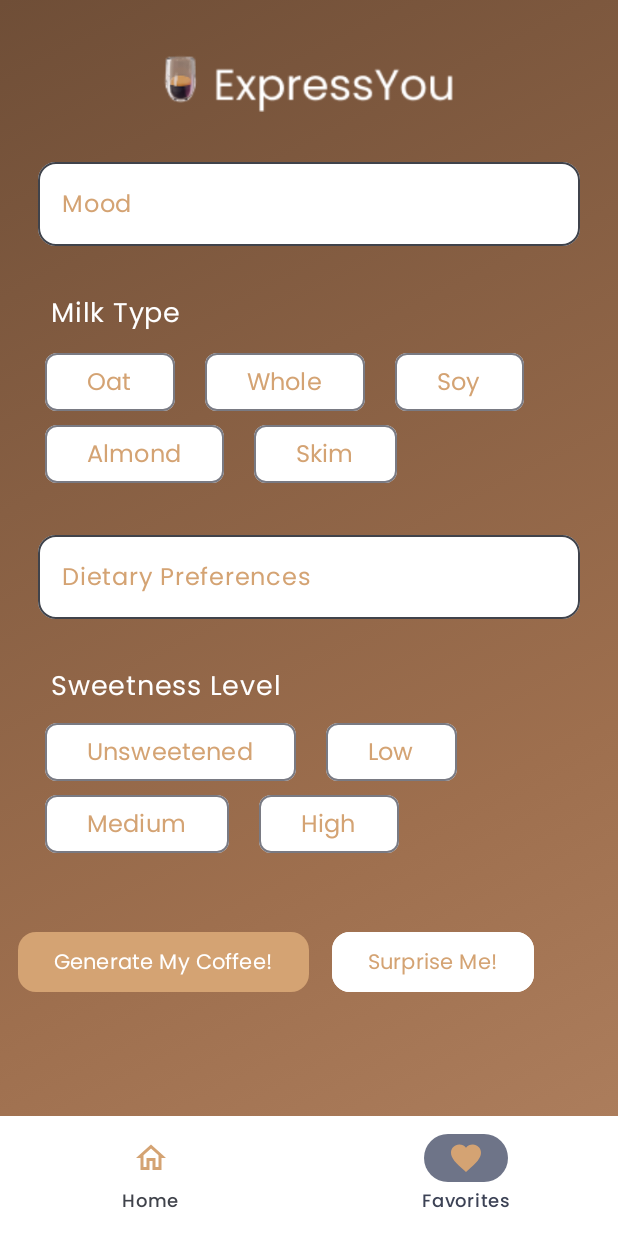
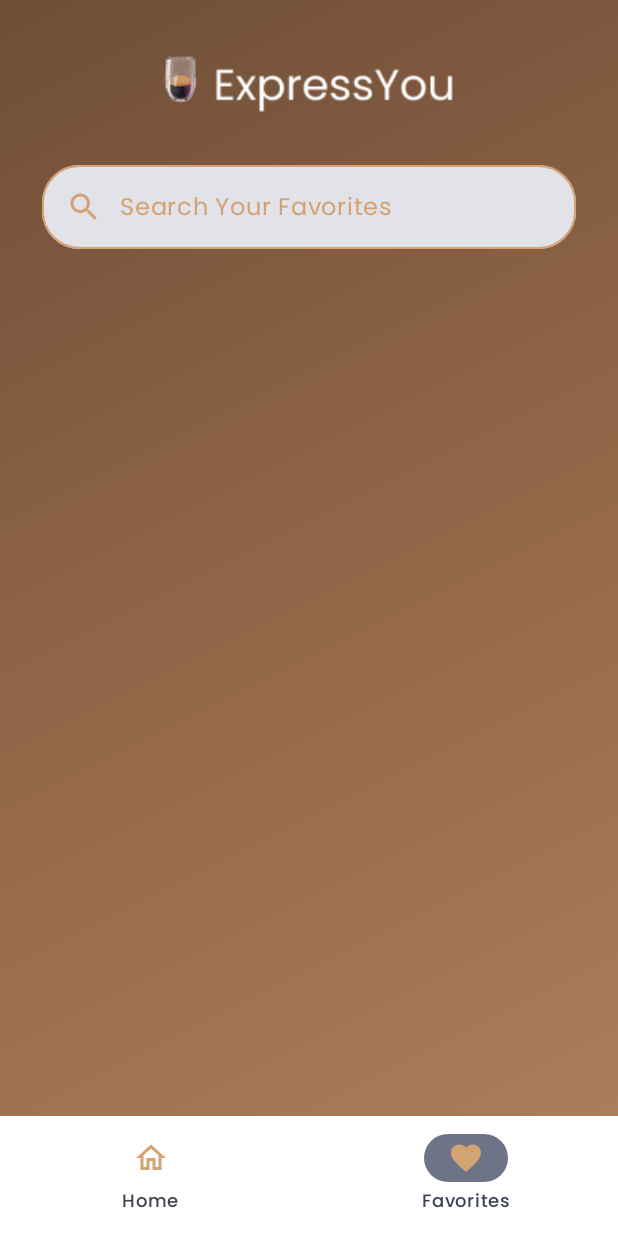
Before and after one commit to monitamitra/ExpressYou, an Android app built with Jetpack Compose: the screen it shows after launch (MainActivity), item 2 of the bottom bar chosen, on a phone screen of 412 x 824 dp. Run offline under Robolectric (Android 15) with nearby library versions, the phone set to English and light mode, and no system bars; pictures from the network do not load.

Commit message:
started on favorites screen and handled navigation

```diff
--- a/app/src/main/java/com/example/expressyou/MainActivity.kt
+++ b/app/src/main/java/com/example/expressyou/MainActivity.kt
@@ -17,20 +17,7 @@ class MainActivity : ComponentActivity() {
 
         setContent {
             ExpressYouTheme {
-                Box(modifier = Modifier.fillMaxSize()) {
-                    BackgroundLayout(modifier = Modifier.fillMaxSize())
-                    HomeScreenUI()
-
-
-
-                    Box(
-                        modifier = Modifier
-                            .fillMaxWidth()
-                            .align(Alignment.BottomCenter)
-                    ) {
-                        BottomNavBar()
-                    }
-                }
+                MainScreen()
             }
         }
     }
--- a/app/src/main/java/com/example/expressyou/ReusableComposables.kt
+++ b/app/src/main/java/com/example/expressyou/ReusableComposables.kt
@@ -1,6 +1,5 @@
 package com.example.expressyou
 
-import android.R.attr.shape
 import androidx.compose.foundation.BorderStroke
 import androidx.compose.foundation.Image
 import androidx.compose.foundation.background
@@ -16,28 +15,23 @@ import androidx.compose.foundation.layout.fillMaxHeight
 import androidx.compose.foundation.layout.fillMaxSize
 import androidx.compose.foundation.layout.fillMaxWidth
 import androidx.compose.foundation.layout.height
-import androidx.compose.foundation.layout.heightIn
-import androidx.compose.foundation.layout.offset
 import androidx.compose.foundation.layout.padding
 import androidx.compose.foundation.layout.size
 import androidx.compose.foundation.layout.width
 import androidx.compose.foundation.lazy.LazyColumn
 import androidx.compose.foundation.lazy.items
-import androidx.compose.foundation.rememberScrollState
 import androidx.compose.foundation.shape.RoundedCornerShape
-import androidx.compose.foundation.verticalScroll
 import androidx.compose.material.icons.Icons
 import androidx.compose.material.icons.filled.Done
 import androidx.compose.material.icons.filled.Favorite
-import androidx.compose.material.icons.filled.FavoriteBorder
 import androidx.compose.material.icons.filled.Home
+import androidx.compose.material.icons.filled.Search
 import androidx.compose.material.icons.outlined.FavoriteBorder
 import androidx.compose.material.icons.outlined.Home
 import androidx.compose.material3.Button
 import androidx.compose.material3.ButtonDefaults
 import androidx.compose.material3.Card
 import androidx.compose.material3.CardDefaults
-import androidx.compose.material3.CardElevation
 import androidx.compose.material3.ExperimentalMaterial3Api
 import androidx.compose.material3.FilterChip
 import androidx.compose.material3.FilterChipDefaults
@@ -48,10 +42,10 @@ import androidx.compose.material3.NavigationBar
 import androidx.compose.material3.NavigationBarItem
 import androidx.compose.material3.OutlinedButton
 import androidx.compose.material3.OutlinedTextField
-import androidx.compose.material3.SegmentedButton
-import androidx.compose.material3.SegmentedButtonDefaults
-import androidx.compose.material3.SingleChoiceSegmentedButtonRow
+import androidx.compose.material3.Scaffold
 import androidx.compose.material3.Text
+import androidx.compose.material3.TextField
+import androidx.compose.material3.TextFieldColors
 import androidx.compose.material3.TextFieldDefaults
 import androidx.compose.material3.rememberModalBottomSheetState
 import androidx.compose.runtime.Composable
@@ -64,7 +58,7 @@ import androidx.compose.runtime.setValue
 import androidx.compose.ui.Alignment
 import androidx.compose.ui.Modifier
 import androidx.compose.ui.draw.clip
-import androidx.compose.ui.draw.shadow
+import androidx.compose.ui.graphics.BlendMode.Companion.Screen
 import androidx.compose.ui.graphics.Brush
 import androidx.compose.ui.graphics.Color
 import androidx.compose.ui.graphics.vector.ImageVector
@@ -75,9 +69,13 @@ import androidx.compose.ui.text.style.TextAlign
 import androidx.compose.ui.tooling.preview.Preview
 import androidx.compose.ui.unit.dp
 import androidx.compose.ui.unit.sp
+import androidx.navigation.NavController
+import androidx.navigation.NavHost
+import androidx.navigation.compose.rememberNavController
+import androidx.navigation.compose.NavHost
+import androidx.navigation.compose.composable
 import coil.compose.AsyncImage
 import com.example.expressyou.ui.theme.ExpressYouTheme
-import okhttp3.Request
 
 
 // function to set up background linear gradient and app logo
@@ -116,23 +114,26 @@ fun BackgroundLayout(
 data class BottomNavigationItem(
     val title: String,
     val selectedIcon: ImageVector,
-    val unSelectedIcon: ImageVector
+    val unSelectedIcon: ImageVector,
+    val route: String
 )
 
 @Composable
 fun BottomNavBar(
-
+    navController: NavController
 ) {
     val items = listOf(
         BottomNavigationItem(
             title = "Home",
             selectedIcon = Icons.Filled.Home,
-            unSelectedIcon = Icons.Outlined.Home
+            unSelectedIcon = Icons.Outlined.Home,
+            route = CoffeeScreen.Home.name
         ),
         BottomNavigationItem(
             title = "Favorites",
             selectedIcon = Icons.Filled.Favorite,
-            unSelectedIcon = Icons.Outlined.FavoriteBorder
+            unSelectedIcon = Icons.Outlined.FavoriteBorder,
+            route = CoffeeScreen.Favorites.name
         )
     )
 
@@ -144,13 +145,14 @@ fun BottomNavBar(
     var selectedItemIndex by rememberSaveable { mutableIntStateOf(0) }
 
             NavigationBar(
-                containerColor = Color(0xFFFFFFFF)
+                containerColor = Color(0xFFFFFFFF),
             ) {
                 items.forEachIndexed { index, item ->
                     NavigationBarItem(
                         selected = selectedItemIndex == index,
                         onClick = {
                             selectedItemIndex = index
+                            navController.navigate(item.route)
                         },
                         label = {
                             Text(item.title,
@@ -369,7 +371,6 @@ fun HomeScreenUI(
     if (showModal) {
         GenerateCoffeeRecipeModal(
             coffeeRecipe = sampleRecipe,
-            sheetShape = RoundedCornerShape(topStart = 16.dp, topEnd = 16.dp),
             showBottomSheet = showModal,
             onDismissRequest = {showModal = false}
         )
@@ -381,7 +382,6 @@ fun HomeScreenUI(
 fun GenerateCoffeeRecipeModal(
     modifier: Modifier = Modifier,
     coffeeRecipe: CoffeeRecipe,
-    sheetShape: RoundedCornerShape = RoundedCornerShape(topStart = 16.dp, topEnd = 16.dp),
     showBottomSheet: Boolean,
     onDismissRequest:  () -> Unit
 ) {
@@ -395,11 +395,11 @@ fun GenerateCoffeeRecipeModal(
         Font(R.font.poppins_semibold),
     )
 
-    val poppins_regular = FontFamily(
+    val poppinsRegular = FontFamily(
         Font(R.font.poppins_regular)
     )
 
-    val poppins_medium = FontFamily(
+    val poppinsMedium = FontFamily(
         Font(R.font.poppins_medium)
     )
 
@@ -412,9 +412,7 @@ fun GenerateCoffeeRecipeModal(
             containerColor = Color(0xFFF5E6CA)
         ) {
 
-            Box(
-
-            ) {
+            Box {
                 AsyncImage(
                     model = coffeeRecipe.imageUrl,
                     contentDescription = "Coffee Image",
@@ -466,14 +464,14 @@ fun GenerateCoffeeRecipeModal(
                             .padding(0.dp),
                     )
                     {
-                        options.forEachIndexed({index, option ->
+                        options.forEachIndexed{index, option ->
                             FilterChip(
                                 selected = index == selectedIndex,
                                 onClick = {
                                     selectedIndex = index
                                     isIngredients = index == 0
                                 },
-                                label = {Text(option, fontFamily = poppins_medium,
+                                label = {Text(option, fontFamily = poppinsMedium,
                                     fontSize = 14.sp,
                                     modifier = modifier.padding(vertical = 10.dp))},
                                 colors = FilterChipDefaults.filterChipColors(
@@ -484,7 +482,7 @@ fun GenerateCoffeeRecipeModal(
                                 ),
                                 border = BorderStroke(0.dp, Color.Transparent)
                             )
-                        })
+                        }
                     }
 
                     Spacer(modifier = Modifier.height(12.dp))
@@ -492,7 +490,7 @@ fun GenerateCoffeeRecipeModal(
 
                     val itemCount = if (isIngredients) coffeeRecipe.ingredients.size else
                         coffeeRecipe.instructions.size
-                    Text("$itemCount items", fontFamily = poppins_regular, fontSize = 12.sp,
+                    Text("$itemCount items", fontFamily = poppinsRegular, fontSize = 12.sp,
                         color = Color(0xFF4B2E2E), modifier = modifier.padding(start = 10.dp))
 
 
@@ -518,13 +516,13 @@ fun GenerateCoffeeRecipeModal(
                                     Row(
                                         modifier = modifier.fillMaxWidth()
                                     ) {
-                                        Text(item.name, fontFamily = poppins_medium, fontSize = 14.sp,
+                                        Text(item.name, fontFamily = poppinsMedium, fontSize = 14.sp,
                                             color = Color(0xFF4B2E2E), modifier =
                                             modifier.weight(1f)
                                                 .fillMaxWidth()
                                                 .padding(start = 5.dp, bottom = 5.dp, top = 5.dp))
 
-                                        Text(item.amount, fontFamily = poppins_regular, fontSize = 12.sp,
+                                        Text(item.amount, fontFamily = poppinsRegular, fontSize = 12.sp,
                                             color = Color(0xFF4B2E2E), textAlign = TextAlign.End,
                                             modifier = modifier.padding(top = 5.dp, bottom = 5.dp,
                                                 end = 5.dp))
@@ -547,7 +545,7 @@ fun GenerateCoffeeRecipeModal(
                                     ),
                                     border = BorderStroke(1.dp, Color(0xFF4B2E2E))
                                 ) {
-                                    Text(item, fontFamily = poppins_regular, fontSize = 12.sp,
+                                    Text(item, fontFamily = poppinsRegular, fontSize = 12.sp,
                                         color = Color(0xFF4B2E2E), modifier = modifier.fillMaxWidth().
                                         padding(top = 5.dp, bottom = 5.dp, start = 5.dp),
                                         maxLines = Int.MAX_VALUE
@@ -559,33 +557,104 @@ fun GenerateCoffeeRecipeModal(
 
                     }
                 }
-
-
-
-
-
-
-
-
         }
 
     }
 }
 
+@Composable
+fun FavoritesScreen() {
+    var searchQuery by remember { mutableStateOf("") }
+
+    val poppinsRegular = FontFamily(
+        Font(R.font.poppins_regular),
+    )
+
+    Column(
+        modifier = Modifier.padding(top = 110.dp)
+            .fillMaxHeight()
+    )
+    {
+    TextField(
+        value = searchQuery,
+        onValueChange = {searchQuery = it},
+        placeholder = {Text("Search Your Favorites", color = Color(0xFFD4A373),
+            fontFamily = poppinsRegular)},
+        singleLine = true,
+        modifier = Modifier.fillMaxWidth()
+            .padding(start = 28.dp, end = 28.dp)
+            .border(1.dp, Color(0xFFD4A373), RoundedCornerShape(25.dp))
+            .align(Alignment.CenterHorizontally),
+        shape = RoundedCornerShape(25.dp),
+        leadingIcon = {
+            Icon(imageVector = Icons.Default.Search, contentDescription = "Search Icon",
+                tint = Color(0xFFD4A373),
+                modifier = Modifier.padding(start = 8.dp))
+        },
+        colors = TextFieldDefaults.colors(
+            unfocusedTextColor = Color(0xFFD4A373),
+            focusedTextColor = Color(0xFFD4A373),
+            focusedIndicatorColor = Color(0xFFD4A373),
+            unfocusedIndicatorColor = Color(0xFFD4A373)
+        )
+    )
+    }
+}
+
 @Preview(showBackground = true)
 @Composable
-fun DefaultHomeScreen() {
+fun FavoritesScreenPreview() {
     ExpressYouTheme {
+        Favorites()
+    }
+}
+
+@Composable
+fun Favorites() {
+    Box(modifier = Modifier.fillMaxSize()) {
+        BackgroundLayout(modifier = Modifier.fillMaxSize())
+        FavoritesScreen()
+    }
+}
+
+@Composable
+fun Home() {
     Box(modifier = Modifier.fillMaxSize()) {
         BackgroundLayout(modifier = Modifier.fillMaxSize())
         HomeScreenUI()
+    }
+}
+
+enum class CoffeeScreen() {
+    Home,
+    Favorites
+}
+
+@Composable
+fun MainScreen() {
+    val navController = rememberNavController()
+
+    Box(modifier = Modifier.fillMaxSize()) {
+        NavHost(
+            navController = navController,
+            startDestination = CoffeeScreen.Home.name,
+            modifier = Modifier.fillMaxSize()
+        ) {
+            composable(route = CoffeeScreen.Home.name) {
+                Home()
+            }
+
+            composable(route = CoffeeScreen.Favorites.name) {
+                Favorites()
+            }
+        }
+
         Box(
             modifier = Modifier
                 .fillMaxWidth()
                 .align(Alignment.BottomCenter)
         ) {
-                BottomNavBar()
+            BottomNavBar(navController)
         }
     }
 }
-}
```
Lines whose indentation alone changed are shown as unchanged.
